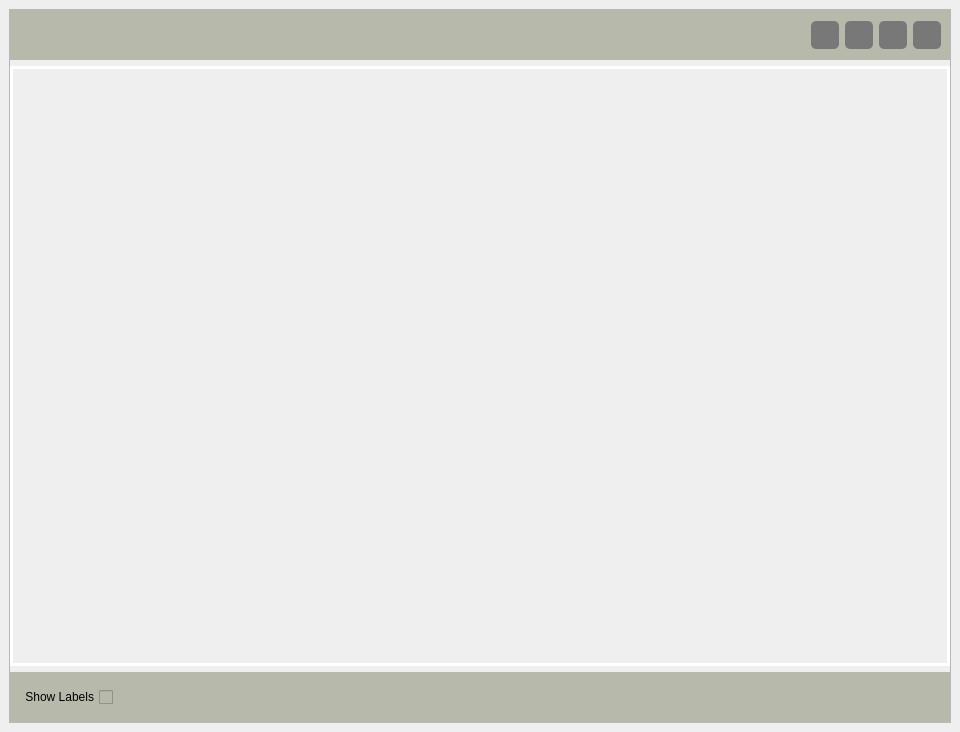
Above: UI/neighbour_imgs.ui from DORSA-co/trainApp_oxin before the change. Below: the same form after it.
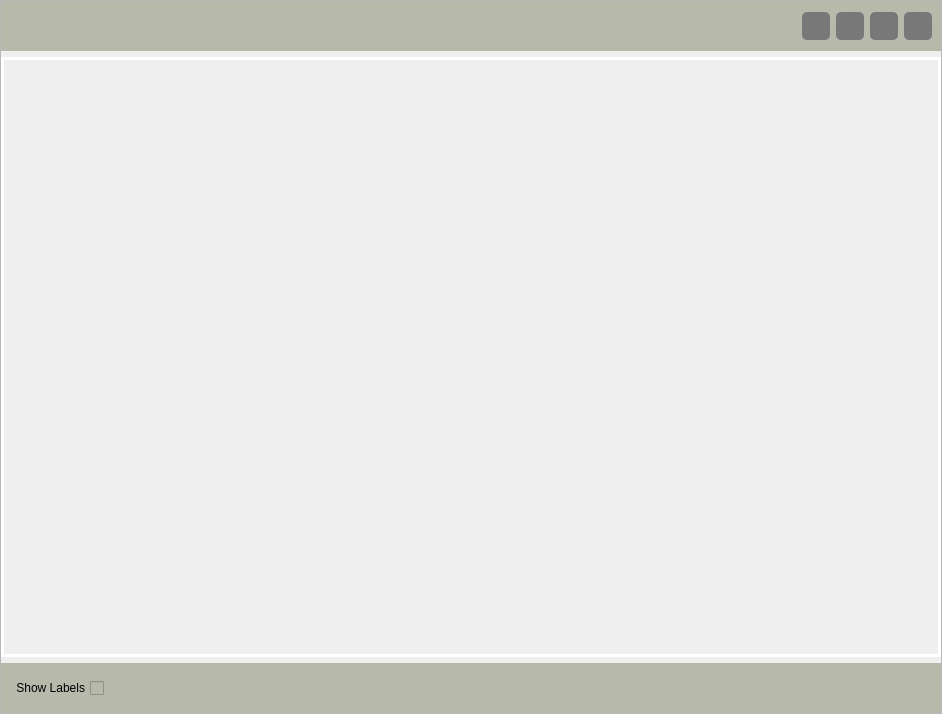
That is the form after the change. Icons and pictures are not drawn.

What changed in the file:
```diff
--- a/UI/neighbour_imgs.ui
+++ b/UI/neighbour_imgs.ui
@@ -6,8 +6,8 @@
    <rect>
     <x>0</x>
     <y>0</y>
-    <width>960</width>
-    <height>732</height>
+    <width>942</width>
+    <height>714</height>
    </rect>
   </property>
   <property name="windowTitle">
@@ -15,6 +15,21 @@
   </property>
   <widget class="QWidget" name="centralwidget">
    <layout class="QVBoxLayout" name="verticalLayout">
+    <property name="spacing">
+     <number>0</number>
+    </property>
+    <property name="leftMargin">
+     <number>0</number>
+    </property>
+    <property name="topMargin">
+     <number>0</number>
+    </property>
+    <property name="rightMargin">
+     <number>0</number>
+    </property>
+    <property name="bottomMargin">
+     <number>0</number>
+    </property>
     <item>
      <widget class="QFrame" name="frame">
       <property name="frameShape">
```
